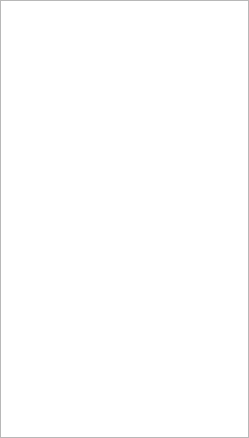
This is didactic-pancake-client/FriendBar.ui in SandTripper/didactic-pancake-client as Qt 5 draws it before an edit. The edited form follows.
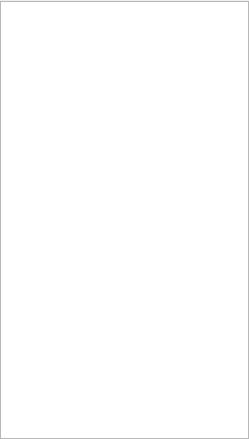
This is the edited form. Custom widgets are drawn as their Qt base class.

What changed in the file:
```diff
--- a/didactic-pancake-client/FriendBar.ui
+++ b/didactic-pancake-client/FriendBar.ui
@@ -7,7 +7,7 @@
     <x>0</x>
     <y>0</y>
     <width>249</width>
-    <height>438</height>
+    <height>439</height>
    </rect>
   </property>
   <property name="windowTitle">
@@ -17,7 +17,7 @@
    <property name="geometry">
     <rect>
      <x>0</x>
-     <y>0</y>
+     <y>1</y>
      <width>249</width>
      <height>438</height>
     </rect>
```
